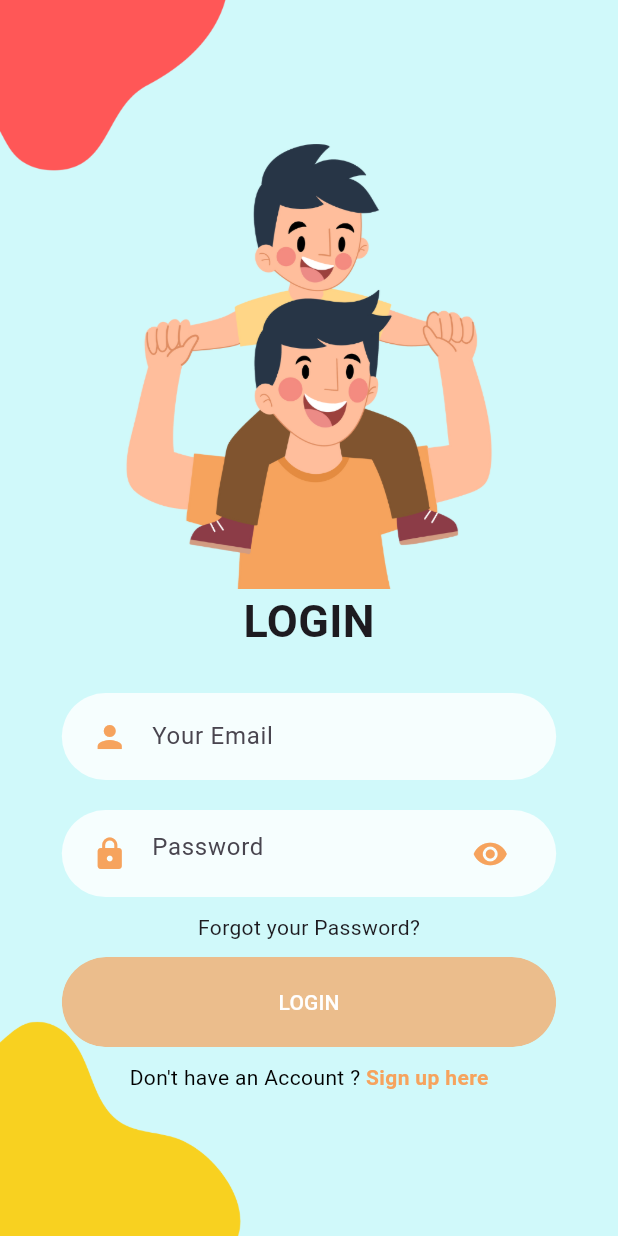
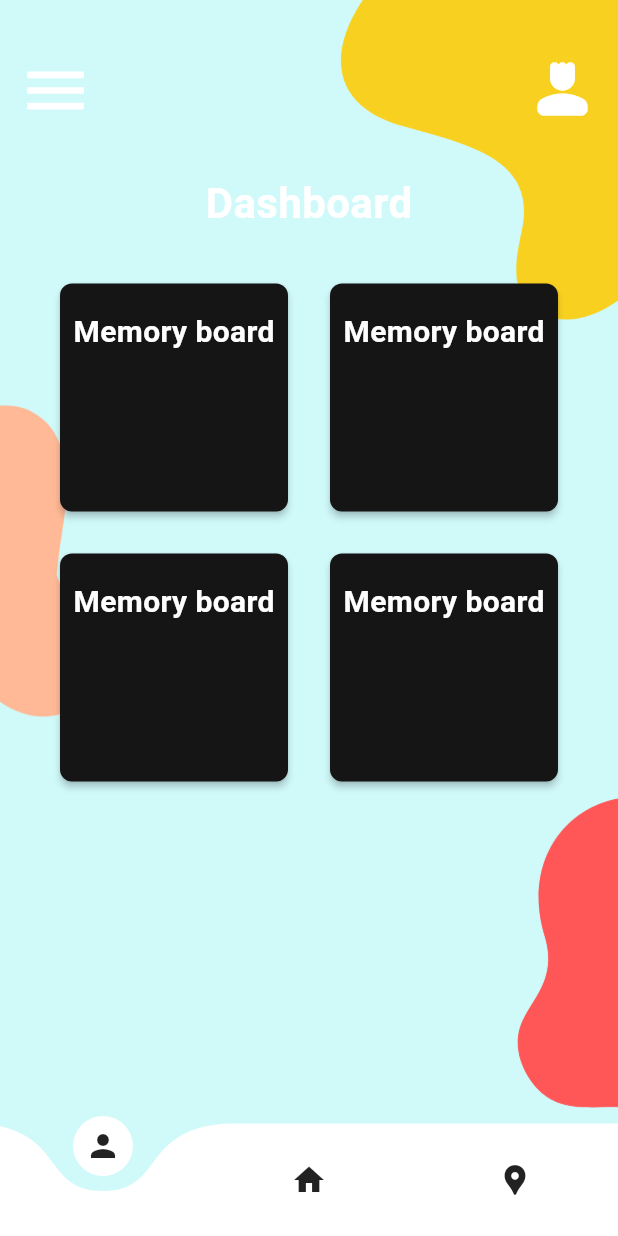
Before and after one commit to Wallysonadsilva/Hikiddo, a Flutter app: the LoginScreen screen opened directly, after a tap on "LOGIN", on a phone screen of 412 x 824 dp. Run offline on Flutter 3.47's test engine with Material 3 defaults, Android fonts, the light colour scheme and no system bars; drawn by our look-alikes of curved_navigation_bar; our stand-ins replace flutter_svg.

Commit message:
working a new dashboard layout

```diff
--- /dev/null
+++ b/hikiddo/lib/screens/homepage_test/components/background.dart
@@ -0,0 +1,48 @@
+import 'package:flutter/material.dart';
+
+class Background extends StatelessWidget {
+  final Widget child;
+  const Background({
+    super.key,
+    required this.child,
+  });
+
+
+  @override
+  Widget build(BuildContext context) {
+    Size size = MediaQuery.of(context).size;
+    return SizedBox(
+      height: size.height,
+      width: double.infinity,
+      child: Stack(
+        alignment: Alignment.center,
+        children: <Widget>[
+          Positioned(
+            top: 0,
+            right: 0,
+            child: Image.asset(
+              "assets/images/homePage_top_right.png",
+              width: size.width * 1.3,
+              )
+          ),
+          Positioned(
+            left: 0,
+            child: Image.asset(
+              "assets/images/homePage_left.png",
+              width: size.width * 0.8,
+              )
+          ),
+          Positioned(
+            right: 0,
+            bottom: 0,
+            child: Image.asset(
+              "assets/images/homePage_bottom_right.png",
+              width: size.width * 1.0,
+              )
+          ),
+          child,
+        ],
+      ),
+    );
+  }
+}
--- /dev/null
+++ b/hikiddo/lib/screens/homepage_test/components/body.dart
@@ -0,0 +1,159 @@
+import 'package:flutter/material.dart';
+import 'package:hikiddo/components/rounded_button.dart';
+import 'package:hikiddo/screens/homepage/components/background.dart';
+
+class Body extends StatelessWidget {
+  const Body({super.key});
+
+  @override
+  Widget build(BuildContext context) {
+    Size size = MediaQuery.of(context).size;
+    return Background(
+      child: Column(
+          crossAxisAlignment: CrossAxisAlignment.center,
+          children: <Widget>[
+            const SizedBox(height: 23.0),
+            const Padding(
+              padding: EdgeInsets.all(12.0),
+              child: Row(
+                mainAxisAlignment: MainAxisAlignment.spaceBetween,
+                children: [
+                  Icon(Icons.menu, color: Colors.white, size: 50.0),
+                  Icon(Icons.person_4_rounded, color: Colors.white, size: 50.0),
+                ],
+              ),
+            ),
+            const Padding(
+              padding: EdgeInsets.all(18.0),
+              child: Text(
+                "Dashboard",
+                style: TextStyle(
+                    color: Colors.white,
+                    fontSize: 28.0,
+                    fontWeight: FontWeight.bold),
+                textAlign: TextAlign.start,
+              ),
+            ),
+            Padding(
+              padding: const EdgeInsets.all(12.0),
+              child: Center(
+                child: Wrap(
+                  spacing: 20.0,
+                  runSpacing: 20.0,
+                  children: [
+                    SizedBox(
+                      width: 160.0,
+                      height: 160.0,
+                      child: Card(
+                        color: Color.fromARGB(255, 21, 21, 21),
+                        elevation: 2.0,
+                        shape: RoundedRectangleBorder(
+                            borderRadius: BorderRadius.circular(8.0)),
+                        child: const Center(
+                          child: Padding(
+                            padding: EdgeInsets.all(8.0),
+                            child: Column(
+                              children: [
+                                //Image.asset(""),
+                                SizedBox(height: 10.0),
+                                Text("Memory board",
+                                    style: TextStyle(
+                                        color: Colors.white,
+                                        fontWeight: FontWeight.bold,
+                                        fontSize: 20.0)),
+                                SizedBox(height: 5.0),
+                              ],
+                            ),
+                          ),
+                        ),
+                      ),
+                    ),
+                    SizedBox(
+                      width: 160.0,
+                      height: 160.0,
+                      child: Card(
+                        color: Color.fromARGB(255, 21, 21, 21),
+                        elevation: 2.0,
+                        shape: RoundedRectangleBorder(
+                            borderRadius: BorderRadius.circular(8.0)),
+                        child: const Center(
+                          child: Padding(
+                            padding: EdgeInsets.all(8.0),
+                            child: Column(
+                              children: [
+                                //Image.asset(""),
+                                SizedBox(height: 10.0),
+                                Text("Memory board",
+                                    style: TextStyle(
+                                        color: Colors.white,
+                                        fontWeight: FontWeight.bold,
+                                        fontSize: 20.0)),
+                                SizedBox(height: 5.0),
+                              ],
+                            ),
+                          ),
+                        ),
+                      ),
+                    ),
+                    SizedBox(
+                      width: 160.0,
+                      height: 160.0,
+                      child: Card(
+                        color: Color.fromARGB(255, 21, 21, 21),
+                        elevation: 2.0,
+                        shape: RoundedRectangleBorder(
+                            borderRadius: BorderRadius.circular(8.0)),
+                        child: const Center(
+                          child: Padding(
+                            padding: EdgeInsets.all(8.0),
+                            child: Column(
+                              children: [
+                                //Image.asset(""),
+                                SizedBox(height: 10.0),
+                                Text("Memory board",
+                                    style: TextStyle(
+                                        color: Colors.white,
+                                        fontWeight: FontWeight.bold,
+                                        fontSize: 20.0)),
+                                SizedBox(height: 5.0),
+                              ],
+                            ),
+                          ),
+                        ),
+                      ),
+                    ),
+                    SizedBox(
+                      width: 160.0,
+                      height: 160.0,
+                      child: Card(
+                        color: Color.fromARGB(255, 21, 21, 21),
+                        elevation: 2.0,
+                        shape: RoundedRectangleBorder(
+                            borderRadius: BorderRadius.circular(8.0)),
+                        child: const Center(
+                          child: Padding(
+                            padding: EdgeInsets.all(8.0),
+                            child: Column(
+                              children: [
+                                //Image.asset(""),
+                                SizedBox(height: 10.0),
+                                Text("Memory board",
+                                    style: TextStyle(
+                                        color: Colors.white,
+                                        fontWeight: FontWeight.bold,
+                                        fontSize: 20.0)),
+                                SizedBox(height: 5.0),
+                              ],
+                            ),
+                          ),
+                        ),
+                      ),
+                    ),
+                  ],
+                ),
+              ),
+            )
+          ]),
+    );
+  }
+}
--- /dev/null
+++ b/hikiddo/lib/screens/homepage_test/homepage_screen2.dart
@@ -0,0 +1,15 @@
+import 'package:flutter/material.dart';
+import 'package:hikiddo/screens/homepage_test/components/body.dart';
+import 'package:hikiddo/components/bottom_navigation.dart';
+
+class HomePageScreen2 extends StatelessWidget {
+  const HomePageScreen2({super.key});
+
+  @override
+  Widget build(BuildContext context) {
+    return const Scaffold(
+      body: Body(),
+      bottomNavigationBar: BottomNavigationBarComp(),
+    );
+  }
+}
--- a/hikiddo/lib/screens/login/components/body.dart
+++ b/hikiddo/lib/screens/login/components/body.dart
@@ -2,6 +2,7 @@ import 'package:flutter/material.dart';
 import 'package:flutter_svg/flutter_svg.dart';
 import 'package:hikiddo/components/rounded_button.dart';
 import 'package:hikiddo/screens/Signup/signup_screen.dart';
+import 'package:hikiddo/screens/homepage_test/homepage_screen2.dart';
 import 'package:hikiddo/screens/login/components/background.dart';
 import '../../../components/already_have_an_account_check.dart';
 import '../../../components/rounded_input_field.dart';
@@ -11,7 +12,6 @@ class Body extends StatelessWidget {
   const Body({
     super.key,
   });
-
 
   @override
   Widget build(BuildContext context) {
@@ -40,7 +40,7 @@ class Body extends StatelessWidget {
           SizedBox(height: size.height * 0.02),
           RoundedInputField(
             hintText: "Your Email",
-            onChanged: (value) {} ,
+            onChanged: (value) {},
           ),
           RoundPasswordField(
             onchanged: (value) {},
@@ -48,22 +48,25 @@ class Body extends StatelessWidget {
           const Text("Forgot your Password?"),
           RoundButton(
             text: "LOGIN",
-            press: () {},
+            press: () {
+              Navigator.push(
+                context,
+                MaterialPageRoute(builder: (context) {
+                  return const HomePageScreen2();
+                }),
+              );
+            },
             color: const Color.fromRGBO(246, 163, 93, 0.7),
             textcolor: Colors.white,
           ),
-            AlreadyHaveAnAccountCheck(
-              press: () {
+          AlreadyHaveAnAccountCheck(press: () {
             Navigator.push(
               context,
-                  MaterialPageRoute(
-                    builder: (context){
+              MaterialPageRoute(builder: (context) {
                 return const SignUpScreen();
-                    }
-                  ),
+              }),
             );
-              }
-            )
+          })
         ],
       ),
     );
```
Also changed, not shown: hikiddo/pubspec.lock, 1 other file. Lines whose indentation alone changed are shown as unchanged.
